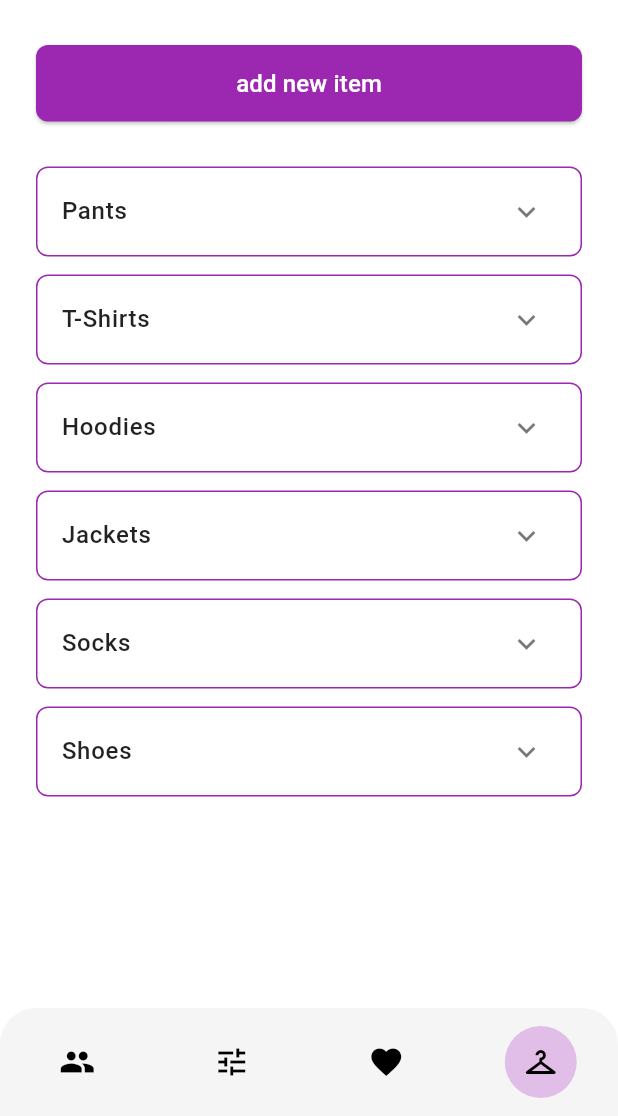
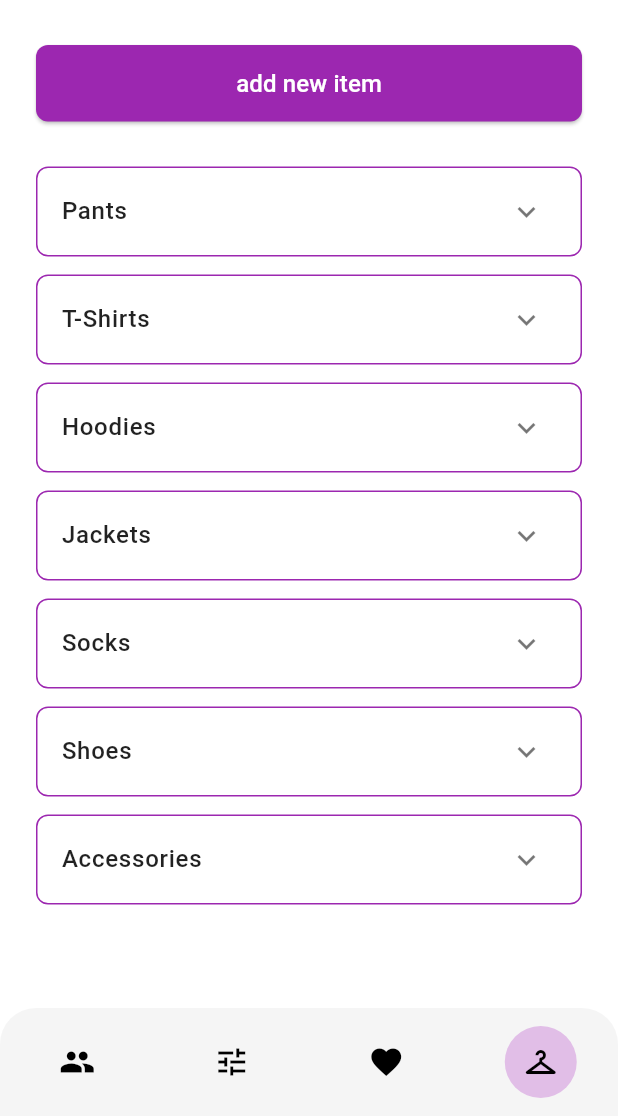
Before and after one commit to zoetsouroufli/MyWardrobe, a Flutter app: the UploadPhotoScreen screen opened directly with empty values, after a tap on the "delete outline" icon, on a phone screen of 412 x 824 dp, the part 120-1236 px from its top. Run offline on Flutter 3.47's test engine with Material 3 defaults, Android fonts, the phone set to English and light mode, and no system bars; our stand-ins replace camera, firebase_core, fl_chart; missing offline and left inert: google_mlkit_image_labeling, google_mlkit_selfie_segmentation; accounts and stored records are empty.

Commit message:
My changes before pull

```diff
--- a/lib/screens/clothing_categories.dart
+++ b/lib/screens/clothing_categories.dart
@@ -16,21 +16,30 @@ class ClothingCategoriesScreen extends StatefulWidget {
 }
 
 class _ClothingCategoriesScreenState extends State<ClothingCategoriesScreen> {
-  List<String> _userItems = [];
+  bool _isLoaded = false;
 
   @override
   void initState() {
     super.initState();
-    _loadUserItems();
+    _loadWardrobe();
   }
 
-  Future<void> _loadUserItems() async {
+  Future<void> _loadWardrobe() async {
     await WardrobeManager().init();
     if (mounted) {
       setState(() {
-        _userItems = WardrobeManager().getItems();
+        _isLoaded = true;
       });
     }
+  }
+
+  List<String> _getCategoryItems(
+    String category, {
+    List<String> defaults = const [],
+  }) {
+    if (!_isLoaded) return defaults;
+    final userItems = WardrobeManager().getItemsByCategory(category);
+    return [...defaults, ...userItems];
   }
 
   @override
@@ -85,14 +94,12 @@ class _ClothingCategoriesScreenState extends State<ClothingCategoriesScreen> {
 
               const SizedBox(height: 30),
 
-              // ===== USER UPLOADS =====
-              if (_userItems.isNotEmpty)
-                CategoryDropdownTile(title: 'My Uploads', images: _userItems),
-
               // ===== CATEGORIES =====
-              const CategoryDropdownTile(
+              CategoryDropdownTile(
                 title: 'Pants',
-                images: [
+                images: _getCategoryItems(
+                  'Pants',
+                  defaults: [
                     'assets/pants-1.jpg',
                     'assets/pants-2.jpg',
                     'assets/pants-3.jpg',
@@ -101,11 +108,31 @@ class _ClothingCategoriesScreenState extends State<ClothingCategoriesScreen> {
                     'assets/pants-6.jpg',
                   ],
                 ),
-              const CategoryDropdownTile(title: 'T-Shirts'),
-              const CategoryDropdownTile(title: 'Hoodies'),
-              const CategoryDropdownTile(title: 'Jackets'),
-              const CategoryDropdownTile(title: 'Socks'),
-              const CategoryDropdownTile(title: 'Shoes'),
+              ),
+              CategoryDropdownTile(
+                title: 'T-Shirts',
+                images: _getCategoryItems('T-Shirts'),
+              ),
+              CategoryDropdownTile(
+                title: 'Hoodies',
+                images: _getCategoryItems('Hoodies'),
+              ),
+              CategoryDropdownTile(
+                title: 'Jackets',
+                images: _getCategoryItems('Jackets'),
+              ),
+              CategoryDropdownTile(
+                title: 'Socks',
+                images: _getCategoryItems('Socks'),
+              ),
+              CategoryDropdownTile(
+                title: 'Shoes',
+                images: _getCategoryItems('Shoes'),
+              ),
+              CategoryDropdownTile(
+                title: 'Accessories',
+                images: _getCategoryItems('Accessories'),
+              ),
 
               const SizedBox(height: 20),
             ],
--- a/lib/screens/upload_photo.dart
+++ b/lib/screens/upload_photo.dart
@@ -1,13 +1,14 @@
 import 'dart:io';
-import 'package:flutter/foundation.dart'; // IsWeb
+import 'package:flutter/foundation.dart';
 import 'package:flutter/material.dart';
-import 'package:image/image.dart' as img; // For flipping
-import 'package:path_provider/path_provider.dart'; // For temp file
+import 'package:image/image.dart' as img;
+import 'package:path_provider/path_provider.dart';
 import '../widgets/back_button.dart';
-import 'clothing_categories.dart'; // To navigate on trash
-import 'selected_clothing_item.dart'; // To navigate on save
+import 'clothing_categories.dart';
+import 'selected_clothing_item.dart';
 import '../services/background_remover.dart';
 import '../services/wardrobe_manager.dart';
+import '../services/image_classifier.dart';
 
 class UploadPhotoScreen extends StatefulWidget {
   final String imagePath;
@@ -24,16 +25,40 @@ class _UploadPhotoScreenState extends State<UploadPhotoScreen> {
   late String _displayImagePath;
   final TextEditingController _brandController = TextEditingController();
 
+  String _selectedCategory = 'Pants';
+  final List<String> _categories = [
+    'Pants',
+    'T-Shirts',
+    'Hoodies',
+    'Jackets',
+    'Socks',
+    'Shoes',
+    'Accessories',
+  ];
+
   @override
   void initState() {
     super.initState();
     _displayImagePath = widget.imagePath;
+    _autoClassify();
+  }
+
+  Future<void> _autoClassify() async {
+    if (kIsWeb) return; // Labeling not supported on web yet
+    final category = await ImageClassifier().classifyImage(widget.imagePath);
+    if (category != null && mounted) {
+      setState(() {
+        _selectedCategory = category;
+      });
+      ScaffoldMessenger.of(
+        context,
+      ).showSnackBar(SnackBar(content: Text('Auto-detected: $category')));
+    }
   }
 
   Future<void> _isolateImage() async {
     setState(() => _isIsolating = true);
 
-    // Call our service
     final resultPath = await BackgroundRemover().removeBackground(
       _displayImagePath,
     );
@@ -65,28 +90,17 @@ class _UploadPhotoScreenState extends State<UploadPhotoScreen> {
   }
 
   void _onDiscard() {
-    // Return to "Selected Categories" i.e. ClothingCategoriesScreen
-    // Since we are in a stack (Camera -> Upload), we might want to pop until we are back.
-    // Or pushReplacement.
     Navigator.of(context).pushAndRemoveUntil(
       MaterialPageRoute(builder: (context) => const ClothingCategoriesScreen()),
-      (route) => false, // Remove all previous routes
+      (route) => false,
     );
-    // Note: This resets nav stack. If user wants to keep history, popUntil might be better.
-    // But "Return to selected categories" usually implies "Cancel everything".
   }
 
   void _onSave() async {
-    // If mirrored, flip the file before saving/passing
-    String finalPath = _displayImagePath; // Use current displayed image
+    String finalPath = _displayImagePath;
 
     if (_isMirrored) {
-      if (kIsWeb) {
-        // Web flip not implemented for file (blob). Just pass state or skip.
-        // For MVP we skip file flip on web.
-        // For MVP we skip file flip on web.
-      } else {
-        // Native flip
+      if (!kIsWeb) {
         try {
           final bytes = await File(finalPath).readAsBytes();
           final originalImg = img.decodeImage(bytes);
@@ -110,21 +124,21 @@ class _UploadPhotoScreenState extends State<UploadPhotoScreen> {
       }
     }
 
-    // If not web, persist to WardrobeManager
     if (!kIsWeb) {
       await WardrobeManager().init();
-      final permPath = await WardrobeManager().saveImagePermanent(finalPath);
-      finalPath = permPath; // Update path to point to permanent file
+      final permPath = await WardrobeManager().saveImagePermanent(
+        finalPath,
+        category: _selectedCategory,
+      );
+      finalPath = permPath;
     }
 
     if (mounted) {
       Navigator.push(
         context,
         MaterialPageRoute(
-          builder: (context) => SelectedClothingItemScreen(
-            imagePath: finalPath,
-            // Pass brand/comments if refactored. For now just image.
-          ),
+          builder: (context) =>
+              SelectedClothingItemScreen(imagePath: finalPath),
         ),
       );
     }
@@ -146,17 +160,12 @@ class _UploadPhotoScreenState extends State<UploadPhotoScreen> {
               Row(
                 mainAxisAlignment: MainAxisAlignment.spaceBetween,
                 children: [
-                  // Back (Return to Camera)
                   BackButtonCircle(onPressed: () => Navigator.pop(context)),
-
-                  // Logo
                   Image.asset(
                     'assets/MyWardrobe.png',
                     width: 150,
                     fit: BoxFit.contain,
                   ),
-
-                  // Trash (Discard)
                   GestureDetector(
                     onTap: _onDiscard,
                     child: Container(
@@ -173,7 +182,7 @@ class _UploadPhotoScreenState extends State<UploadPhotoScreen> {
 
               const SizedBox(height: 30),
 
-              // ===== IMAGE AREA with MIRROR Toggle =====
+              // ===== IMAGE =====
               Center(
                 child: Stack(
                   alignment: Alignment.bottomRight,
@@ -200,7 +209,6 @@ class _UploadPhotoScreenState extends State<UploadPhotoScreen> {
                               child: _buildImage(),
                             ),
                     ),
-                    // Mirror Button
                     if (!_isIsolating)
                       Positioned(
                         bottom: 8,
@@ -208,7 +216,6 @@ class _UploadPhotoScreenState extends State<UploadPhotoScreen> {
                         child: Row(
                           mainAxisSize: MainAxisSize.min,
                           children: [
-                            // Isolate Button
                             FloatingActionButton.small(
                               heroTag: 'isolate_btn',
                               onPressed: _isolateImage,
@@ -219,7 +226,6 @@ class _UploadPhotoScreenState extends State<UploadPhotoScreen> {
                               ),
                             ),
                             const SizedBox(width: 8),
-                            // Mirror Button
                             FloatingActionButton.small(
                               heroTag: 'mirror_btn',
                               onPressed: () {
@@ -246,15 +252,13 @@ class _UploadPhotoScreenState extends State<UploadPhotoScreen> {
               Container(
                 decoration: BoxDecoration(
                   borderRadius: BorderRadius.circular(30),
-                  border: Border.all(
-                    color: const Color(0xFFD01FE8),
-                  ), // Purple border
+                  border: Border.all(color: const Color(0xFFD01FE8)),
                 ),
                 padding: const EdgeInsets.symmetric(horizontal: 16),
                 child: TextField(
                   controller: _brandController,
                   decoration: const InputDecoration(
-                    hintText: 'brand',
+                    hintText: 'Brand',
                     border: InputBorder.none,
                     suffixIcon: Icon(Icons.close, color: Colors.black54),
                   ),
@@ -263,9 +267,38 @@ class _UploadPhotoScreenState extends State<UploadPhotoScreen> {
 
               const SizedBox(height: 20),
 
+              // ===== CATEGORY DROPDOWN =====
+              Container(
+                decoration: BoxDecoration(
+                  borderRadius: BorderRadius.circular(30),
+                  border: Border.all(color: const Color(0xFFD01FE8)),
+                ),
+                padding: const EdgeInsets.symmetric(horizontal: 16),
+                child: DropdownButtonHideUnderline(
+                  child: DropdownButton<String>(
+                    value: _selectedCategory,
+                    isExpanded: true,
+                    hint: const Text('Select Category'),
+                    items: _categories.map((String category) {
+                      return DropdownMenuItem<String>(
+                        value: category,
+                        child: Text(category),
+                      );
+                    }).toList(),
+                    onChanged: (String? newValue) {
+                      if (newValue != null) {
+                        setState(() {
+                          _selectedCategory = newValue;
+                        });
+                      }
+                    },
+                  ),
+                ),
+              ),
+
               const SizedBox(height: 40),
 
-              // Save Button (Not in screenshot but needed to proceed)
+              // ===== SAVE =====
               SizedBox(
                 width: double.infinity,
                 child: ElevatedButton(
--- /dev/null
+++ b/lib/services/image_classifier.dart
@@ -0,0 +1,84 @@
+import 'package:google_mlkit_image_labeling/google_mlkit_image_labeling.dart';
+
+class ImageClassifier {
+  static final ImageClassifier _instance = ImageClassifier._internal();
+  factory ImageClassifier() => _instance;
+  ImageClassifier._internal();
+
+  final ImageLabeler _labeler = ImageLabeler(
+    options: ImageLabelerOptions(confidenceThreshold: 0.5),
+  );
+
+  // Mapping from ML Kit labels to our categories
+  final Map<String, String> _labelMap = {
+    'Jeans': 'Pants',
+    'Trousers': 'Pants',
+    'Pants': 'Pants',
+    'Shorts': 'Pants',
+    'Skirt': 'Pants', // Map skirt to pants for now or new category
+    'Shirt': 'T-Shirts',
+    'T-Shirt': 'T-Shirts',
+    'Top': 'T-Shirts',
+    'Jersey': 'T-Shirts',
+    'Blouse': 'T-Shirts',
+    'Sweatshirt': 'Hoodies',
+    'Hoodie': 'Hoodies',
+    'Jacket': 'Jackets',
+    'Coat': 'Jackets',
+    'Blazer': 'Jackets',
+    'Overcoat': 'Jackets',
+    'Vest': 'Jackets',
+    'Sock': 'Socks',
+    'Shoe': 'Shoes',
+    'Sneaker': 'Shoes',
+    'Boot': 'Shoes',
+    'Sandal': 'Shoes',
+    'Flip-flop': 'Shoes',
+    'Footwear': 'Shoes',
+    'Scarf': 'Accessories',
+    'Hat': 'Accessories',
+    'Cap': 'Accessories',
+    'Glove': 'Accessories',
+    'Sunglasses': 'Accessories',
+    'Bag': 'Accessories',
+    'Handbag': 'Accessories',
+  };
+
+  final List<String> _validCategories = [
+    'Pants',
+    'T-Shirts',
+    'Hoodies',
+    'Jackets',
+    'Socks',
+    'Shoes',
+    'Accessories',
+  ];
+
+  Future<String?> classifyImage(String imagePath) async {
+    try {
+      final inputImage = InputImage.fromFilePath(imagePath);
+      final labels = await _labeler.processImage(inputImage);
+
+      for (final label in labels) {
+        final text = label.label;
+        final confidence = label.confidence;
+        print('Label: $text, Confidence: $confidence');
+
+        // Check exact match in map
+        if (_labelMap.containsKey(text)) {
+          return _labelMap[text];
+        }
+
+        // Check partial match (e.g. "Blue Jeans")
+        for (final key in _labelMap.keys) {
+          if (text.contains(key)) {
+            return _labelMap[key];
+          }
+        }
+      }
+    } catch (e) {
+      print('Error classifying image: $e');
+    }
+    return null; // No match found
+  }
+}
--- a/lib/services/wardrobe_manager.dart
+++ b/lib/services/wardrobe_manager.dart
@@ -8,7 +8,7 @@ class WardrobeManager {
   factory WardrobeManager() => _instance;
   WardrobeManager._internal();
 
-  List<String> _items = [];
+  List<Map<String, dynamic>> _items = [];
 
   Future<void> init() async {
     final file = await _getJsonFile();
@@ -16,7 +16,14 @@ class WardrobeManager {
       try {
         final content = await file.readAsString();
         final List<dynamic> jsonList = json.decode(content);
-        _items = jsonList.cast<String>();
+        // Handle migration: if list of strings, convert to maps
+        if (jsonList.isNotEmpty && jsonList.first is String) {
+          _items = jsonList
+              .map((e) => {'path': e as String, 'category': 'My Uploads'})
+              .toList();
+        } else {
+          _items = jsonList.cast<Map<String, dynamic>>();
+        }
       } catch (e) {
         print('Error reading wardrobe json: $e');
         _items = [];
@@ -29,7 +36,10 @@ class WardrobeManager {
     return File(p.join(dir.path, 'wardrobe.json'));
   }
 
-  Future<String> saveImagePermanent(String tempPath) async {
+  Future<String> saveImagePermanent(
+    String tempPath, {
+    required String category,
+  }) async {
     final dir = await getApplicationDocumentsDirectory();
     final fileName = p.basename(tempPath);
     final permPath = p.join(dir.path, fileName);
@@ -38,7 +48,11 @@ class WardrobeManager {
     await File(tempPath).copy(permPath);
 
     // Add to list
-    _items.add(permPath);
+    _items.add({
+      'path': permPath,
+      'category': category,
+      'date': DateTime.now().toIso8601String(),
+    });
     await _saveJson();
 
     return permPath;
@@ -49,5 +63,12 @@ class WardrobeManager {
     await file.writeAsString(json.encode(_items));
   }
 
-  List<String> getItems() => _items;
+  List<Map<String, dynamic>> getItems() => _items;
+
+  List<String> getItemsByCategory(String category) {
+    return _items
+        .where((item) => item['category'] == category)
+        .map((item) => item['path'] as String)
+        .toList();
+  }
 }
--- a/pubspec.yaml
+++ b/pubspec.yaml
@@ -46,6 +46,7 @@ dependencies:
   firebase_storage: ^13.0.5
   image: ^4.7.2
   google_mlkit_selfie_segmentation: ^0.10.0
+  google_mlkit_image_labeling: ^0.14.1
 
 dev_dependencies:
   flutter_test:
```
Also changed, not shown: pubspec.lock. Lines whose indentation alone changed are shown as unchanged.
